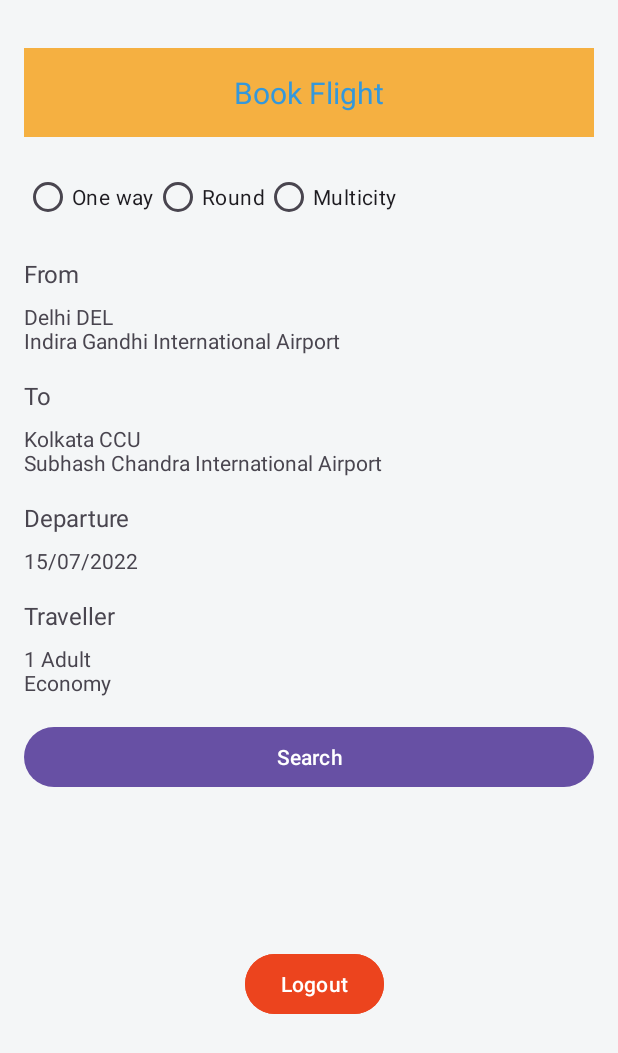
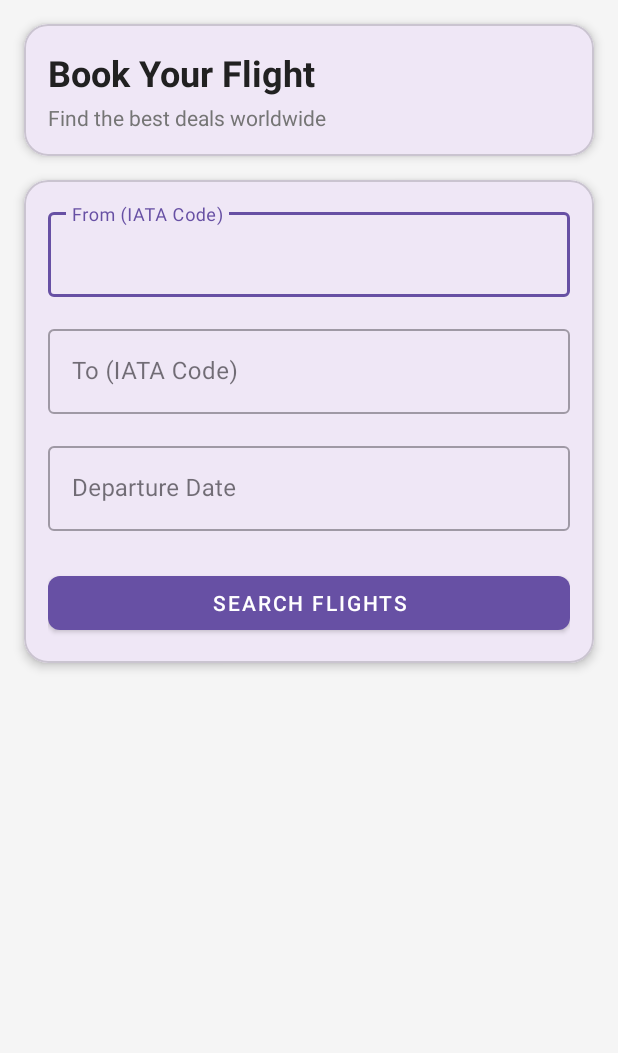
Before and after one commit to ashrafulwpdev/FlyNestTeam, an Android app: the layout fragment_home.xml on its own in the app's theme, with its tools: preview values and no code run, on a phone screen of 412 x 824 dp. Shown: the top 1053 px of the screen. Run offline under Robolectric (Android 15) with nearby library versions, the phone set to English and light mode, and no system bars.

Commit message:
This Version have been done Flight Api Integration

```diff
--- a/app/src/main/res/layout/fragment_home.xml
+++ b/app/src/main/res/layout/fragment_home.xml
@@ -1,186 +1,142 @@
 <?xml version="1.0" encoding="utf-8"?>
-<androidx.constraintlayout.widget.ConstraintLayout xmlns:android="http://schemas.android.com/apk/res/android"
+<androidx.constraintlayout.widget.ConstraintLayout
+    xmlns:android="http://schemas.android.com/apk/res/android"
     xmlns:app="http://schemas.android.com/apk/res-auto"
     xmlns:tools="http://schemas.android.com/tools"
+    android:id="@+id/main"
     android:layout_width="match_parent"
     android:layout_height="match_parent"
-    android:background="#f4f6f7"
-    tools:context=".Fragment.HomeFragment">
+    android:background="@color/background_light"
+    tools:context=".fragments.HomeFragment">
 
-    <!-- Title Text -->
-    <TextView
-        android:id="@+id/textView8"
+    <!-- Header Section -->
+    <com.google.android.material.card.MaterialCardView
+        android:id="@+id/header_card"
         android:layout_width="0dp"
         android:layout_height="wrap_content"
-        android:layout_marginStart="16dp"
-        android:layout_marginTop="32dp"
-        android:layout_marginEnd="16dp"
-        android:background="#f5b041"
-        android:gravity="center"
-        android:padding="16dp"
-        android:text="Book Flight"
-        android:textColor="#3498db"
-        android:textSize="20sp"
+        android:layout_margin="16dp"
+        app:cardCornerRadius="16dp"
+        app:cardElevation="4dp"
+        app:layout_constraintEnd_toEndOf="parent"
+        app:layout_constraintStart_toStartOf="parent"
+        app:layout_constraintTop_toTopOf="parent">
+
+        <LinearLayout
+            android:layout_width="match_parent"
+            android:layout_height="wrap_content"
+            android:orientation="vertical"
+            android:padding="16dp">
+
+            <TextView
+                android:id="@+id/title_text"
+                android:layout_width="wrap_content"
+                android:layout_height="wrap_content"
+                android:text="Book Your Flight"
+                android:textColor="@color/primary_text"
+                android:textSize="24sp"
+                android:textStyle="bold"/>
+
+            <TextView
+                android:id="@+id/subtitle_text"
+                android:layout_width="wrap_content"
+                android:layout_height="wrap_content"
+                android:text="Find the best deals worldwide"
+                android:textColor="@color/secondary_text"
+                android:textSize="14sp"
+                android:layout_marginTop="4dp"/>
+        </LinearLayout>
+    </com.google.android.material.card.MaterialCardView>
+
+    <!-- Search Form Card -->
+    <com.google.android.material.card.MaterialCardView
+        android:id="@+id/search_card"
+        android:layout_width="0dp"
+        android:layout_height="wrap_content"
+        android:layout_margin="16dp"
+        app:cardCornerRadius="16dp"
+        app:cardElevation="4dp"
+        app:layout_constraintEnd_toEndOf="parent"
+        app:layout_constraintStart_toStartOf="parent"
+        app:layout_constraintTop_toBottomOf="@id/header_card">
+
+        <LinearLayout
+            android:layout_width="match_parent"
+            android:layout_height="wrap_content"
+            android:orientation="vertical"
+            android:padding="16dp">
+
+            <!-- Origin Airport -->
+            <com.google.android.material.textfield.TextInputLayout
+                android:id="@+id/origin_layout"
+                android:layout_width="match_parent"
+                android:layout_height="wrap_content"
+                android:hint="From (IATA Code)"
+                style="@style/Widget.MaterialComponents.TextInputLayout.OutlinedBox">
+
+                <com.google.android.material.textfield.TextInputEditText
+                    android:id="@+id/origin_input"
+                    android:layout_width="match_parent"
+                    android:layout_height="wrap_content"
+                    android:inputType="text"
+                    android:maxLength="3" />
+            </com.google.android.material.textfield.TextInputLayout>
+
+            <!-- Destination Airport -->
+            <com.google.android.material.textfield.TextInputLayout
+                android:id="@+id/destination_layout"
+                android:layout_width="match_parent"
+                android:layout_height="wrap_content"
+                android:layout_marginTop="16dp"
+                android:hint="To (IATA Code)"
+                style="@style/Widget.MaterialComponents.TextInputLayout.OutlinedBox">
+
+                <com.google.android.material.textfield.TextInputEditText
+                    android:id="@+id/destination_input"
+                    android:layout_width="match_parent"
+                    android:layout_height="wrap_content"
+                    android:inputType="text"
+                    android:maxLength="3" />
+            </com.google.android.material.textfield.TextInputLayout>
+
+            <!-- Date Picker -->
+            <com.google.android.material.textfield.TextInputLayout
+                android:id="@+id/date_layout"
+                android:layout_width="match_parent"
+                android:layout_height="wrap_content"
+                android:layout_marginTop="16dp"
+                android:hint="Departure Date"
+                style="@style/Widget.MaterialComponents.TextInputLayout.OutlinedBox">
+
+                <com.google.android.material.textfield.TextInputEditText
+                    android:id="@+id/date_input"
+                    android:layout_width="match_parent"
+                    android:layout_height="wrap_content"
+                    android:focusable="false"
+                    android:cursorVisible="false"
+                    android:inputType="none" />
+            </com.google.android.material.textfield.TextInputLayout>
+
+            <!-- Search Button -->
+            <com.google.android.material.button.MaterialButton
+                android:id="@+id/search_button"
+                android:layout_width="match_parent"
+                android:layout_height="wrap_content"
+                android:layout_marginTop="24dp"
+                android:text="Search Flights"
+                app:cornerRadius="8dp"
+                style="@style/Widget.MaterialComponents.Button"/>
+        </LinearLayout>
+    </com.google.android.material.card.MaterialCardView>
+
+    <!-- Progress Indicator -->
+    <ProgressBar
+        android:id="@+id/progress_bar"
+        android:layout_width="wrap_content"
+        android:layout_height="wrap_content"
+        android:visibility="gone"
+        app:layout_constraintBottom_toBottomOf="parent"
         app:layout_constraintEnd_toEndOf="parent"
         app:layout_constraintStart_toStartOf="parent"
         app:layout_constraintTop_toTopOf="parent" />
 
-    <!-- Flight Type Selection -->
-    <RadioGroup
-        android:id="@+id/flightTypeGroup"
-        android:layout_width="0dp"
-        android:layout_height="wrap_content"
-        android:layout_marginStart="16dp"
-        android:layout_marginTop="16dp"
-        android:layout_marginEnd="16dp"
-        android:orientation="horizontal"
-        app:layout_constraintEnd_toEndOf="parent"
-        app:layout_constraintStart_toStartOf="parent"
-        app:layout_constraintTop_toBottomOf="@+id/textView8">
-
-        <RadioButton
-            android:id="@+id/oneWay"
-            android:layout_width="wrap_content"
-            android:layout_height="wrap_content"
-            android:text="One way" />
-
-        <RadioButton
-            android:id="@+id/round"
-            android:layout_width="wrap_content"
-            android:layout_height="wrap_content"
-            android:text="Round" />
-
-        <RadioButton
-            android:id="@+id/multicity"
-            android:layout_width="wrap_content"
-            android:layout_height="wrap_content"
-            android:text="Multicity" />
-    </RadioGroup>
-
-    <!-- From Section -->
-    <TextView
-        android:id="@+id/fromLabel"
-        android:layout_width="0dp"
-        android:layout_height="wrap_content"
-        android:layout_marginStart="16dp"
-        android:layout_marginTop="16dp"
-        android:text="From"
-        android:textSize="16sp"
-        app:layout_constraintEnd_toEndOf="parent"
-        app:layout_constraintStart_toStartOf="parent"
-        app:layout_constraintTop_toBottomOf="@+id/flightTypeGroup" />
-
-    <TextView
-        android:id="@+id/fromAirport"
-        android:layout_width="0dp"
-        android:layout_height="wrap_content"
-        android:layout_marginStart="16dp"
-        android:layout_marginTop="8dp"
-        android:text="Delhi DEL\nIndira Gandhi International Airport"
-        android:textSize="14sp"
-        app:layout_constraintEnd_toEndOf="parent"
-        app:layout_constraintStart_toStartOf="parent"
-        app:layout_constraintTop_toBottomOf="@+id/fromLabel" />
-
-    <!-- To Section -->
-    <TextView
-        android:id="@+id/toLabel"
-        android:layout_width="0dp"
-        android:layout_height="wrap_content"
-        android:layout_marginStart="16dp"
-        android:layout_marginTop="16dp"
-        android:text="To"
-        android:textSize="16sp"
-        app:layout_constraintEnd_toEndOf="parent"
-        app:layout_constraintStart_toStartOf="parent"
-        app:layout_constraintTop_toBottomOf="@+id/fromAirport" />
-
-    <TextView
-        android:id="@+id/toAirport"
-        android:layout_width="0dp"
-        android:layout_height="wrap_content"
-        android:layout_marginStart="16dp"
-        android:layout_marginTop="8dp"
-        android:text="Kolkata CCU\nSubhash Chandra International Airport"
-        android:textSize="14sp"
-        app:layout_constraintEnd_toEndOf="parent"
-        app:layout_constraintStart_toStartOf="parent"
-        app:layout_constraintTop_toBottomOf="@+id/toLabel" />
-
-    <!-- Departure Section -->
-    <TextView
-        android:id="@+id/departureLabel"
-        android:layout_width="0dp"
-        android:layout_height="wrap_content"
-        android:layout_marginStart="16dp"
-        android:layout_marginTop="16dp"
-        android:text="Departure"
-        android:textSize="16sp"
-        app:layout_constraintEnd_toEndOf="parent"
-        app:layout_constraintStart_toStartOf="parent"
-        app:layout_constraintTop_toBottomOf="@+id/toAirport" />
-
-    <TextView
-        android:id="@+id/departureDate"
-        android:layout_width="0dp"
-        android:layout_height="wrap_content"
-        android:layout_marginStart="16dp"
-        android:layout_marginTop="8dp"
-        android:text="15/07/2022"
-        android:textSize="14sp"
-        app:layout_constraintEnd_toEndOf="parent"
-        app:layout_constraintStart_toStartOf="parent"
-        app:layout_constraintTop_toBottomOf="@+id/departureLabel" />
-
-    <!-- Traveller Section -->
-    <TextView
-        android:id="@+id/travellerLabel"
-        android:layout_width="0dp"
-        android:layout_height="wrap_content"
-        android:layout_marginStart="16dp"
-        android:layout_marginTop="16dp"
-        android:text="Traveller"
-        android:textSize="16sp"
-        app:layout_constraintEnd_toEndOf="parent"
-        app:layout_constraintStart_toStartOf="parent"
-        app:layout_constraintTop_toBottomOf="@+id/departureDate" />
-
-    <TextView
-        android:id="@+id/travellerDetails"
-        android:layout_width="0dp"
-        android:layout_height="wrap_content"
-        android:layout_marginStart="16dp"
-        android:layout_marginTop="8dp"
-        android:text="1 Adult\nEconomy"
-        android:textSize="14sp"
-        app:layout_constraintEnd_toEndOf="parent"
-        app:layout_constraintStart_toStartOf="parent"
-        app:layout_constraintTop_toBottomOf="@+id/travellerLabel" />
-
-    <!-- Search Button -->
-    <Button
-        android:id="@+id/searchButton"
-        android:layout_width="0dp"
-        android:layout_height="wrap_content"
-        android:layout_marginStart="16dp"
-        android:layout_marginTop="16dp"
-        android:layout_marginEnd="16dp"
-        android:text="Search"
-        app:layout_constraintEnd_toEndOf="parent"
-        app:layout_constraintStart_toStartOf="parent"
-        app:layout_constraintTop_toBottomOf="@+id/travellerDetails" />
-
-    <!-- Logout Button -->
-    <Button
-        android:id="@+id/logoutButton"
-        android:layout_width="wrap_content"
-        android:layout_height="wrap_content"
-        android:layout_marginEnd="156dp"
-        android:layout_marginBottom="144dp"
-        android:backgroundTint="#EC441E"
-        android:text="Logout"
-        android:textColor="#FFFFFF"
-        app:layout_constraintBottom_toBottomOf="parent"
-        app:layout_constraintEnd_toEndOf="parent" />
-
 </androidx.constraintlayout.widget.ConstraintLayout>
--- a/app/src/main/res/values/colors.xml
+++ b/app/src/main/res/values/colors.xml
@@ -4,7 +4,7 @@
     <color name="white">#FFFFFFFF</color>
     <color name="primary_color">#EC441E</color>
     <color name="grey">#757575</color>
-    <color name="colorPrimary">#6200EE</color>
-    <color name="colorPrimaryDark">#3700B3</color>
-    <color name="colorAccent">#03DAC5</color>
+    <color name="background_light">#F5F5F5</color>
+    <color name="primary_text">#212121</color>
+    <color name="secondary_text">#757575</color>
 </resources>
```
Also changed, not shown: app/build.gradle.kts (+19 -10 lines), app/src/main/java/com/group/FlyNest/Fragment/HomeFragment.kt (+141 -54 lines), app/src/main/res/layout/test.xml (deleted, +0 -71 lines), gradle/libs.versions.toml (+46 -29 lines).
